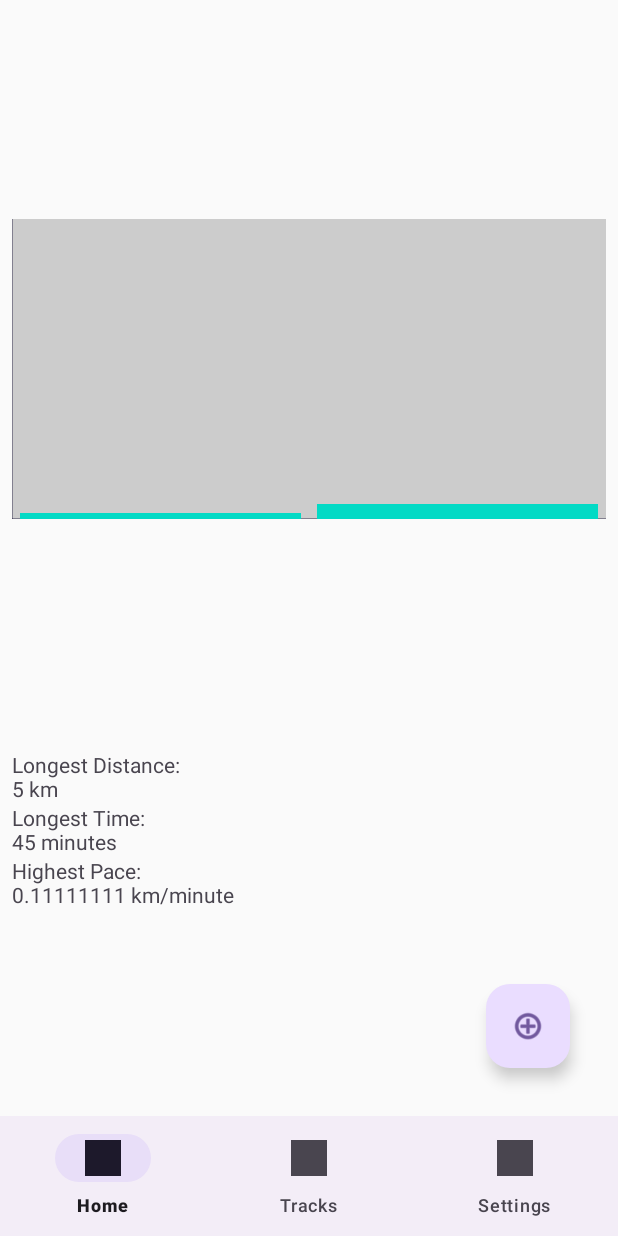
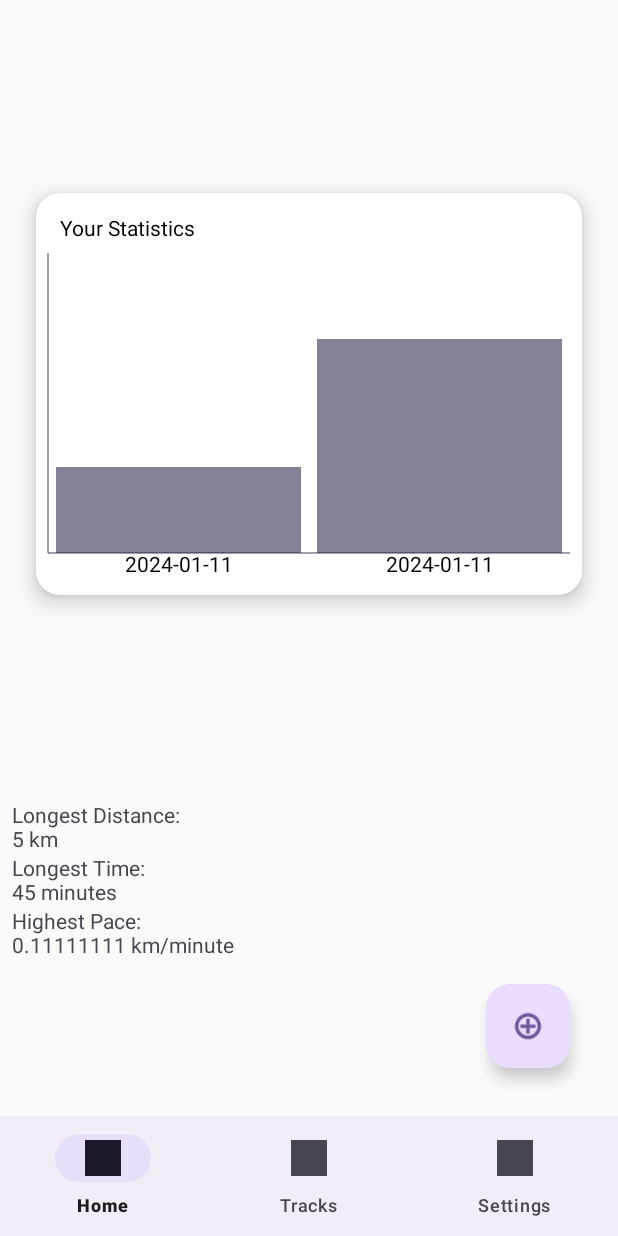
Before and after one commit to mh380/FitnessTracker, an Android app built with Jetpack Compose: the screen it shows after launch (MainActivity), on a phone screen of 412 x 824 dp. Run offline under Robolectric (Android 15) with nearby library versions, the phone set to English and light mode, and no system bars; our stand-ins replace Room's generated code.

Commit message:
started styling the statistic

```diff
--- a/app/src/main/java/de/hdmstuttgart/trackmaster/homeScreen/StatisticFragment.kt
+++ b/app/src/main/java/de/hdmstuttgart/trackmaster/homeScreen/StatisticFragment.kt
@@ -4,16 +4,18 @@ import android.os.Bundle
 import android.view.LayoutInflater
 import android.view.View
 import android.view.ViewGroup
+import androidx.compose.foundation.BorderStroke
 import androidx.compose.foundation.background
 import androidx.compose.foundation.layout.Arrangement
+import androidx.compose.foundation.layout.Column
 import androidx.compose.foundation.layout.Row
 import androidx.compose.foundation.layout.RowScope
 import androidx.compose.foundation.layout.Spacer
-import androidx.compose.foundation.layout.fillMaxHeight
 import androidx.compose.foundation.layout.fillMaxSize
 import androidx.compose.foundation.layout.fillMaxWidth
 import androidx.compose.foundation.layout.height
 import androidx.compose.foundation.layout.padding
+import androidx.compose.foundation.shape.RoundedCornerShape
 import androidx.compose.material.Surface
 import androidx.compose.material.Text
 import androidx.compose.runtime.Composable
@@ -26,16 +28,13 @@ import androidx.compose.ui.graphics.Color
 import androidx.compose.ui.platform.ComposeView
 import androidx.compose.ui.platform.LocalDensity
 import androidx.compose.ui.platform.ViewCompositionStrategy
-import androidx.compose.ui.unit.Dp
 import androidx.compose.ui.unit.dp
 import androidx.fragment.app.Fragment
 import androidx.lifecycle.lifecycleScope
 import de.hdmstuttgart.trackmaster.R
 import de.hdmstuttgart.trackmaster.TrackMasterApplication
 import de.hdmstuttgart.trackmaster.data.BarchartInput
-import de.hdmstuttgart.trackmaster.data.Track
 import kotlinx.coroutines.Dispatchers
-import kotlinx.coroutines.delay
 import kotlinx.coroutines.launch
 import kotlinx.coroutines.withContext
 
@@ -44,6 +43,7 @@ class StatisticFragment : Fragment(R.layout.fragment_statistic) {
 
     private val defaultMaxHeight = 200.dp //defines max height for bars
     private var barchartInputList: MutableList<BarchartInput> = mutableListOf()
+    private var listSum: Int = 0
 
 
     override fun onCreateView(
@@ -60,8 +60,10 @@ class StatisticFragment : Fragment(R.layout.fragment_statistic) {
                 withContext(Dispatchers.Main) {
                     findViewById<ComposeView>(R.id.composeView).setContent {
                         Surface(
-                            modifier = Modifier.fillMaxSize(),
-                            color = Color.LightGray
+                            modifier = Modifier.padding(16.dp).fillMaxSize(),
+                            color = Color.White,
+                            shape = RoundedCornerShape(16.dp),
+                            elevation = 8.dp,
                         ) {
                             if(barchartInputList.isEmpty()){
                                 Text(text =  "No data, start tracking your activities.")
@@ -97,19 +99,27 @@ class StatisticFragment : Fragment(R.layout.fragment_statistic) {
     @Composable
     fun BarChart(
         inputList: List<BarchartInput>,
-        modifier: Modifier = Modifier,
-        maxHeight: Dp = defaultMaxHeight
+        modifier: Modifier = Modifier
     ) {
 
         val borderColor = Color(R.color.black)
         val density = LocalDensity.current
         val strokeWidth = with(density) { 1.dp.toPx() }
 
+        Column (
+            modifier = Modifier.padding(8.dp),
+        ) {
+
+            Text(
+                text = "Your Statistics",
+                modifier = Modifier.padding(8.dp),
+            )
+
             Row(
                 modifier = modifier.then(
                     Modifier
                         .fillMaxWidth()
-                    .height(maxHeight)
+                        .height(defaultMaxHeight)
                         .drawBehind {
                             // draw X-Axis
                             drawLine(
@@ -128,28 +138,40 @@ class StatisticFragment : Fragment(R.layout.fragment_statistic) {
                         }
                 ),
                 horizontalArrangement = Arrangement.SpaceBetween,
-            verticalAlignment = Alignment.Bottom
+                verticalAlignment = Alignment.Bottom,
             ) {
+                listSum = inputList.sumOf { it.distance }
+
                 inputList.forEach { item ->
                     Bar(
                         input = item,
-                    color = Color(0xFF03DAC5), //todo: change color (add it to colors.xml and reference it here)
-                    maxHeight = maxHeight,
-                    description = item.date
                     )
+                }
+            }
+            Row(
+                modifier = modifier.then(
+                    Modifier
+                        .fillMaxWidth()
+                ),
+                horizontalArrangement = Arrangement.SpaceAround
+            ) {
+                inputList.forEach { item ->
+                    Text(
+                        text = item.date,
+                    )
+                }
             }
         }
     }
 
     @Composable
     fun RowScope.Bar(
-        input: BarchartInput,
-        color: Color,
-        maxHeight: Dp,
-        description: String
+        input: BarchartInput
     ) {
+        val color = Color(R.color.medium_blue) //todo: change color (add it to colors.xml and reference it here)
+
         val value = input.distance
-        val itemHeight = remember(value) { value * maxHeight.value / 100 }
+        val itemHeight = remember(value) { value * (defaultMaxHeight.value - 0.5) / listSum}
 
         Spacer(
             modifier = Modifier
@@ -159,8 +181,6 @@ class StatisticFragment : Fragment(R.layout.fragment_statistic) {
                 .background(color)
         )
     }
-
-
 
 
     //old version
--- a/app/src/main/res/layout/fragment_home.xml
+++ b/app/src/main/res/layout/fragment_home.xml
@@ -26,7 +26,7 @@
         android:id="@+id/statisticsFragmentView"
         android:name="de.hdmstuttgart.trackmaster.homeScreen.StatisticFragment"
         android:layout_width="match_parent"
-        android:layout_height="200dp"
+        android:layout_height="300dp"
         android:layout_marginStart="8dp"
         android:layout_marginTop="16dp"
         android:layout_marginEnd="8dp"
--- a/app/src/main/res/layout/fragment_settings.xml
+++ b/app/src/main/res/layout/fragment_settings.xml
@@ -21,6 +21,5 @@
         android:visibility="visible"
         app:layout_constraintEnd_toEndOf="parent"
         app:layout_constraintTop_toTopOf="parent" />
-    <!--todo: text not working properly -->
 
 </androidx.constraintlayout.widget.ConstraintLayout>
```
Lines whose indentation alone changed are shown as unchanged.
